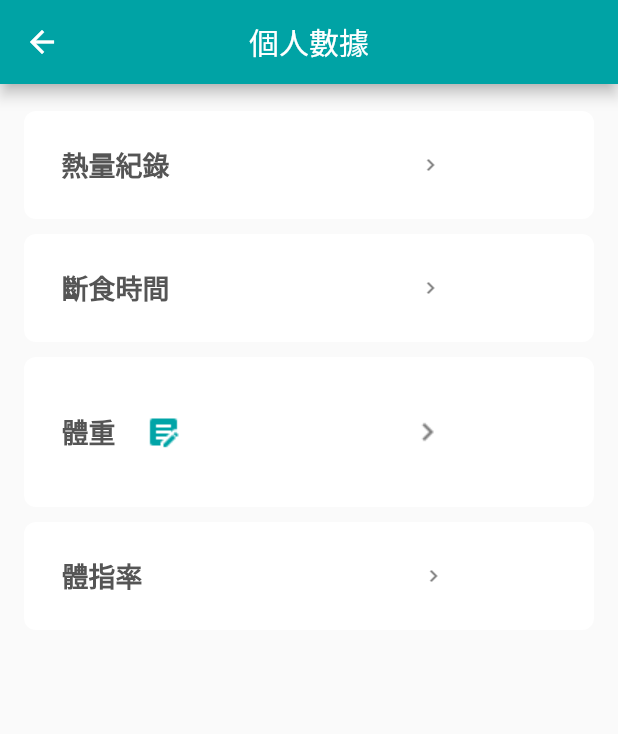
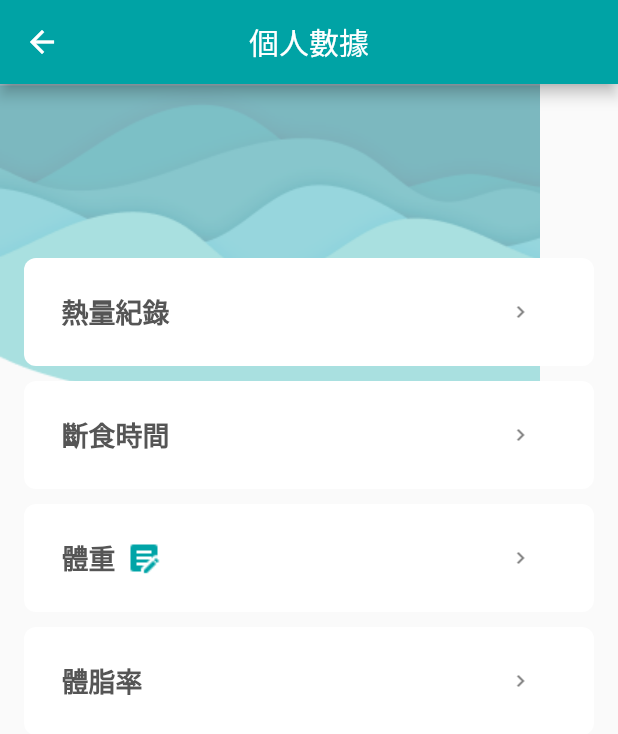
Before and after one commit to snowmanouo/better-health, a Flutter app: the MyselfPage screen opened directly, on a phone screen of 412 x 824 dp. Shown: the top 734 px of the screen. Run offline on Flutter 3.47's test engine with Material 2 defaults, Android fonts, the phone set to English and light mode, and no system bars; our stand-ins replace charts_flutter, cloud_firestore, firebase_auth, firebase_core, flutter_svg, fluttertoast and 5 more; missing offline and left inert: dart:ffi, r_calendar; accounts and stored records are empty.

Commit message:
finish UI for MyselfPage by adding Background Pic and adjust padding

```diff
--- a/lib/Page/MyselfPage.dart
+++ b/lib/Page/MyselfPage.dart
@@ -24,8 +24,10 @@ class MyselfPage extends StatelessWidget {
         title: const Text("個人數據"),
         backgroundColor: Color.fromRGBO(0, 163, 165, 1),
       ),
-      body: ListView(
-        padding: EdgeInsets.symmetric(vertical: 18, horizontal: 16),
+      body: Stack(children: [
+        Image.asset('assets/images/selfpageBackground.png'),
+        ListView(
+          padding: EdgeInsets.symmetric(vertical: 116, horizontal: 16),
           children: [
             Column(
               children: [
@@ -46,10 +48,7 @@ class MyselfPage extends StatelessWidget {
                           fontWeight: FontWeight.w700,
                           color: Color.fromRGBO(85, 85, 85, 1),
                         )),
-                  SizedBox(
-                    height: 100,
-                    width: 150,
-                  ),
+                    Spacer(),
                     IconButton(
                       onPressed: () {
                         Navigator.push(
@@ -82,10 +81,7 @@ class MyselfPage extends StatelessWidget {
                           fontWeight: FontWeight.w700,
                           color: Color.fromRGBO(85, 85, 85, 1),
                         )),
-                  SizedBox(
-                    height: 0,
-                    width: 150,
-                  ),
+                    Spacer(),
                     IconButton(
                       onPressed: () {
                         Navigator.push(
@@ -102,7 +98,7 @@ class MyselfPage extends StatelessWidget {
                   width: 0,
                 ),
                 Container(
-                height: 100,
+                  height: 72,
                   padding: EdgeInsets.symmetric(vertical: 20, horizontal: 25),
                   decoration: BoxDecoration(
                     borderRadius: BorderRadius.circular(8),
@@ -118,11 +114,10 @@ class MyselfPage extends StatelessWidget {
                           fontWeight: FontWeight.w700,
                           color: Color.fromRGBO(85, 85, 85, 1),
                         )),
-                  Align(
-                    child: TextButton(
-                        style: TextButton.styleFrom(
-                          primary: Colors.black,
-                        ),
+                    SizedBox(width: 7),
+                    IconButton(
+                        padding: EdgeInsets.zero,
+                        constraints: BoxConstraints(),
                         onPressed: () => showDialog<String>(
                           context: context,
                           builder: (BuildContext context) => AlertDialog(
@@ -146,8 +141,7 @@ class MyselfPage extends StatelessWidget {
                                   },
                                   child: Text('請選擇日期')),
                               TextButton(
-                                    onPressed: () =>
-                                        Navigator.pop(context, 'OK'),
+                                onPressed: () => Navigator.pop(context, 'OK'),
                                 child: Text('OK'),
                               ),
                               TextButton(
@@ -158,19 +152,8 @@ class MyselfPage extends StatelessWidget {
                             ],
                           ),
                         ),
-                        child: Row(
-                          children: [
-                            IconButton(
-                              onPressed: () {},
-                              icon: Image.asset('assets/images/myselfsetting.png'),
-                            ),
-                          ],
-                        )),
-                  ),
-                  SizedBox(
-                    height: 0,
-                    width: 120,
-                  ),
+                        icon: Image.asset('assets/images/myselfsetting.png')),
+                    Spacer(),
                     IconButton(
                       onPressed: () {
                         Navigator.push(
@@ -197,16 +180,13 @@ class MyselfPage extends StatelessWidget {
                     ],
                   ),
                   child: Row(children: [
-                  Text("體指率",
+                    Text("體脂率",
                         style: TextStyle(
                           fontSize: 18,
                           fontWeight: FontWeight.w700,
                           color: Color.fromRGBO(85, 85, 85, 1),
                         )),
-                  SizedBox(
-                    height: 0,
-                    width: 170,
-                  ),
+                    Spacer(),
                     IconButton(
                       onPressed: () {
                         Navigator.push(
@@ -222,6 +202,8 @@ class MyselfPage extends StatelessWidget {
             ),
           ],
         ),
+      ],)
+
     );
   }
 }
```
Also changed, not shown: assets/images/selfpageBackground.png (added), pubspec.lock. Lines whose indentation alone changed are shown as unchanged.
